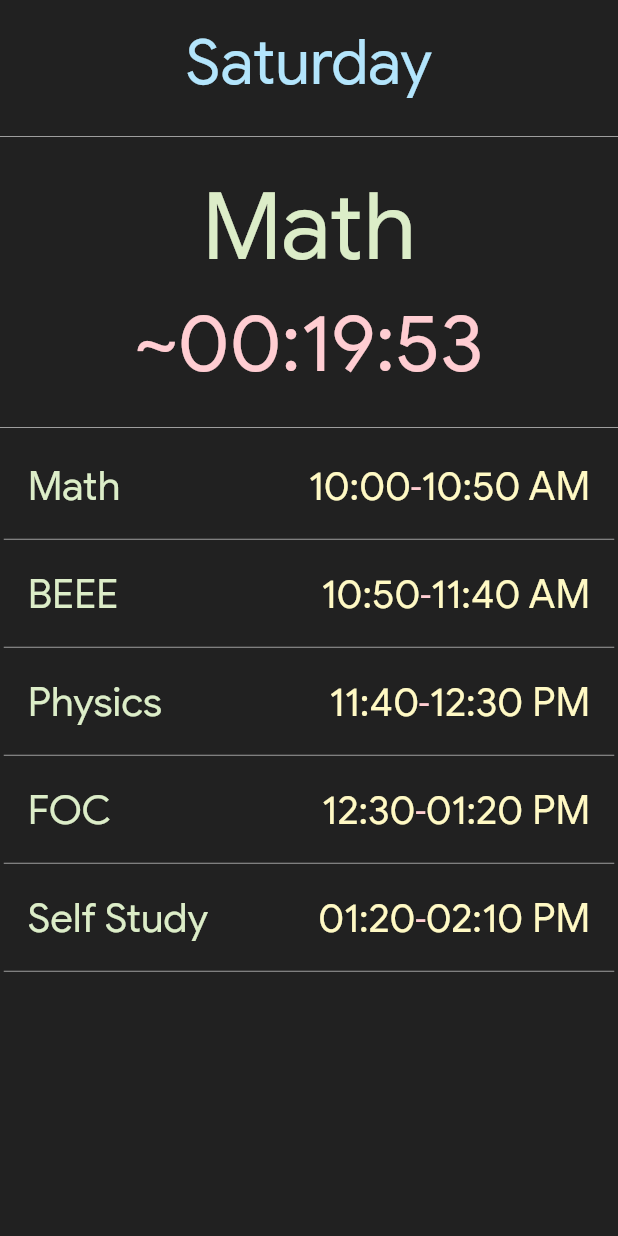
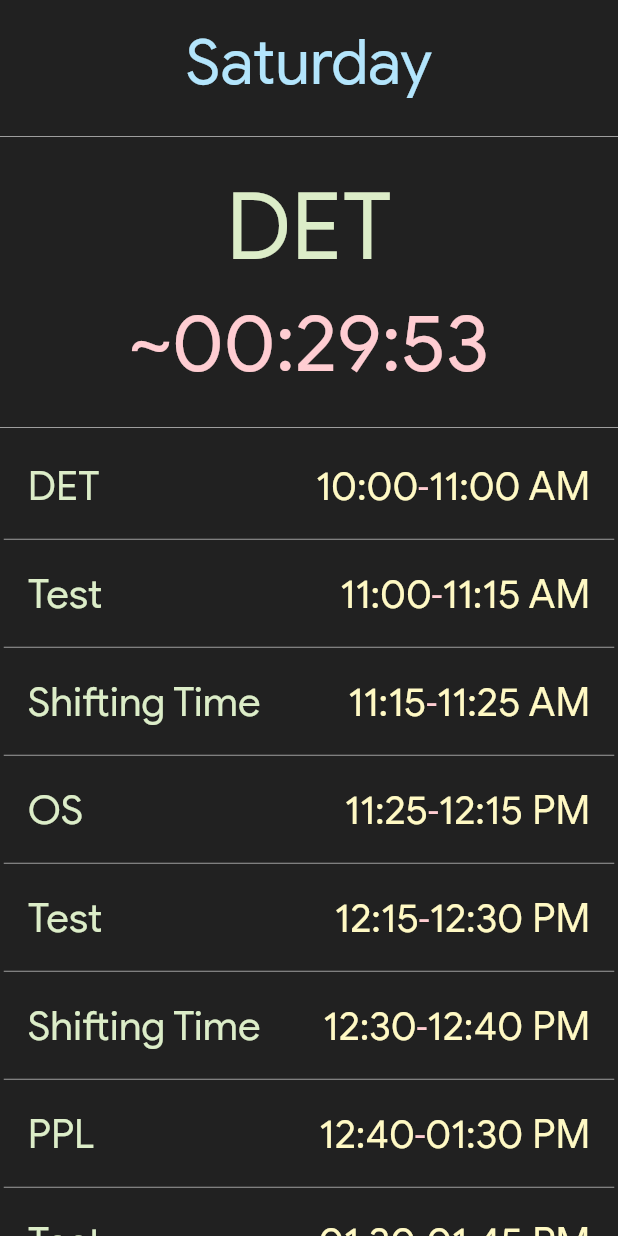
Before and after one commit to uditkarode/FlutterTimeTable, a Flutter app: the screen it shows after launch, on a phone screen of 412 x 824 dp. Run offline on Flutter 3.47's test engine with Material 2 defaults, Android fonts, the phone set to English and light mode, and no system bars.

Commit message:
utils: assignTimeTable: bump
:100:

```diff
--- a/lib/utils.dart
+++ b/lib/utils.dart
@@ -8,57 +8,77 @@ void assignTimeTable(String currentDay) {
   timeTable.clear();
   switch (currentDay) {
     case "Monday":
-      timeTable.add(Period("BEEE", 50));
-      timeTable.add(Period("Physics", 50));
-      timeTable.add(Period("Math", 50));
-      timeTable.add(Period("RECESS", 50));
-      timeTable.add(Period("PH/B Lab", 100));
-      timeTable.add(Period("PH/B Lab", 100));
+      timeTable.add(Period("Math III", 60));
+      timeTable.add(Period("Test", 15));
+      timeTable.add(Period("Shifting Time", 10));
+      timeTable.add(Period("PPL", 50));
+      timeTable.add(Period("Test", 15));
+      timeTable.add(Period("Shifting Time", 10));
+      timeTable.add(Period("DS", 50));
+      timeTable.add(Period("Test", 15));
       break;
 
     case "Tuesday":
-      timeTable.add(Period("EG Lab", 150));
-      timeTable.add(Period("RECESS", 50));
-      timeTable.add(Period("Math", 50));
-      timeTable.add(Period("FOC", 50));
-      timeTable.add(Period("Physics", 50));
-      timeTable.add(Period("Self Study", 50));
+      timeTable.add(Period("DET", 60));
+      timeTable.add(Period("Test", 15));
+      timeTable.add(Period("Shifting Time", 10));
+      timeTable.add(Period("OS", 50));
+      timeTable.add(Period("Test", 15));
+      timeTable.add(Period("Shifting Time", 10));
+      timeTable.add(Period("Math III", 50));
+      timeTable.add(Period("Test", 15));
+      timeTable.add(Period("Free", 75));
+      timeTable.add(Period("DS Lab", 120));
       break;
 
     case "Wednesday":
-      timeTable.add(Period("FOC Lab", 150));
-      timeTable.add(Period("RECESS", 50));
-      timeTable.add(Period("BEEE", 50));
-      timeTable.add(Period("Physics", 50));
-      timeTable.add(Period("Math", 50));
-      timeTable.add(Period("Self Study", 50));
+      timeTable.add(Period("PPL", 60));
+      timeTable.add(Period("Test", 15));
+      timeTable.add(Period("Shifting Time", 10));
+      timeTable.add(Period("Math III", 50));
+      timeTable.add(Period("Test", 15));
+      timeTable.add(Period("Shifting Time", 10));
+      timeTable.add(Period("DS", 50));
+      timeTable.add(Period("Test", 15));
+      timeTable.add(Period("Free", 75));
+      timeTable.add(Period("OS (UNIX) Lab", 120));
       break;
 
     case "Thursday":
-      timeTable.add(Period("FOC", 50));
-      timeTable.add(Period("Physics", 50));
-      timeTable.add(Period("Math", 50));
-      timeTable.add(Period("RECESS", 50));
-      timeTable.add(Period("BEEE", 50));
-      timeTable.add(Period("Val. Ed", 100));
-      timeTable.add(Period("Self Study", 50));
+      timeTable.add(Period("DET", 60));
+      timeTable.add(Period("Test", 15));
+      timeTable.add(Period("Shifting Time", 10));
+      timeTable.add(Period("OS", 50));
+      timeTable.add(Period("Test", 15));
+      timeTable.add(Period("Shifting Time", 10));
+      timeTable.add(Period("DS", 50));
+      timeTable.add(Period("Test", 15));
+      timeTable.add(Period("Free", 75));
+      timeTable.add(Period("S/W Lab", 120));
       break;
 
     case "Friday":
-      timeTable.add(Period("EG Lab", 150));
-      timeTable.add(Period("RECESS", 50));
-      timeTable.add(Period("Physics", 50));
-      timeTable.add(Period("Math", 50));
-      timeTable.add(Period("BEEE", 50));
-      timeTable.add(Period("Self Study", 50));
+      timeTable.add(Period("DS", 60));
+      timeTable.add(Period("Test", 15));
+      timeTable.add(Period("Shifting Time", 10));
+      timeTable.add(Period("PPL", 50));
+      timeTable.add(Period("Test", 15));
+      timeTable.add(Period("Shifting Time", 10));
+      timeTable.add(Period("Math III", 50));
+      timeTable.add(Period("Test", 15));
+      timeTable.add(Period("Free", 75));
+      timeTable.add(Period("DET Lab", 120));
       break;
 
     case "Saturday":
-      timeTable.add(Period("Math", 50));
-      timeTable.add(Period("BEEE", 50));
-      timeTable.add(Period("Physics", 50));
-      timeTable.add(Period("FOC", 50));
-      timeTable.add(Period("Self Study", 50));
+      timeTable.add(Period("DET", 60));
+      timeTable.add(Period("Test", 15));
+      timeTable.add(Period("Shifting Time", 10));
+      timeTable.add(Period("OS", 50));
+      timeTable.add(Period("Test", 15));
+      timeTable.add(Period("Shifting Time", 10));
+      timeTable.add(Period("PPL", 50));
+      timeTable.add(Period("Test", 15));
       break;
 
     case "Sunday":
```
